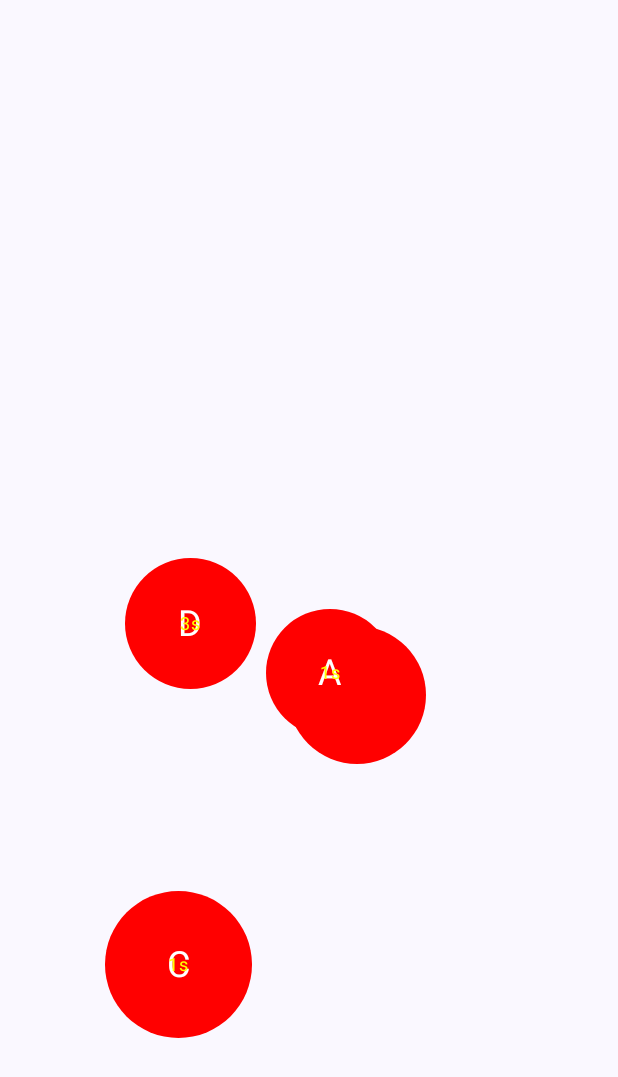
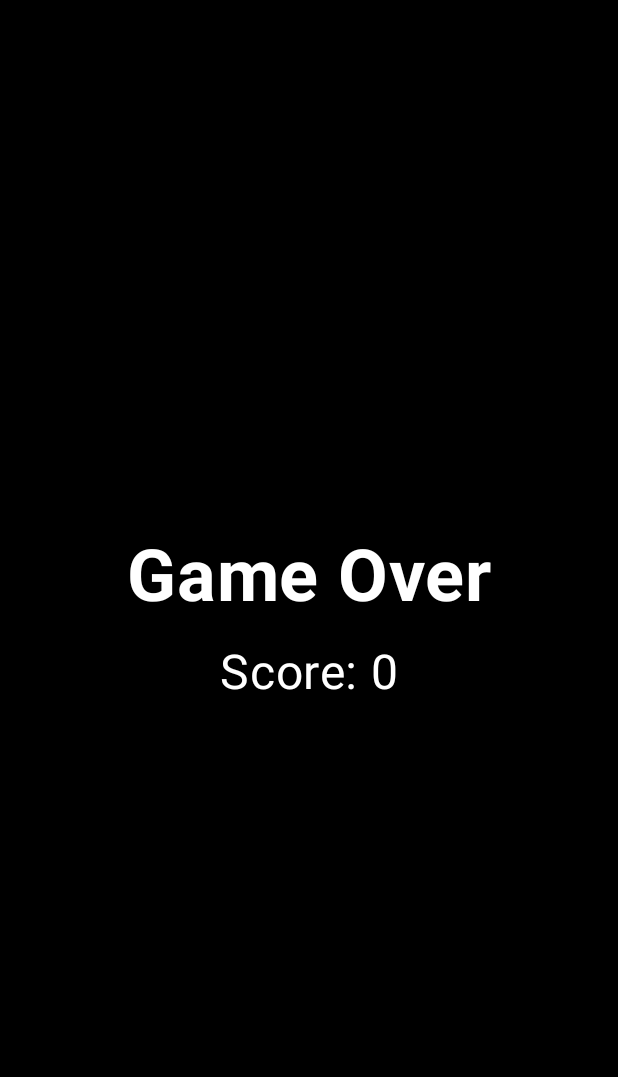
Before and after one commit to UserInterfacing/NEDC-Sign-Language-Software, an Android app built with Jetpack Compose: the composable GameScreen1 shown on its own in the app's theme, on a phone screen of 412 x 824 dp. Shown: the top 1077 px of the screen. Run offline under Robolectric (Android 15) with nearby library versions, the phone set to English and light mode, and no system bars.

Commit message:
Edited some of the Level1.kt

```diff
--- a/app/src/main/java/com/example/myapplication/GloveTranslator.kt
+++ b/app/src/main/java/com/example/myapplication/GloveTranslator.kt
@@ -6,7 +6,7 @@ object GloveTranslator {
     private var counter = 0 // Keeps track of the current state
 
     suspend fun translator(): String {
-        delay(500) // Wait for 500 milliseconds
+        delay(5000) // Wait for 500 milliseconds
         val result: String = when (counter % 5) {
             0 -> "A"
             1 -> "B"
--- a/app/src/main/java/com/example/myapplication/levels/GameScreen.kt
+++ b/app/src/main/java/com/example/myapplication/levels/GameScreen.kt
@@ -11,6 +11,7 @@ import androidx.compose.ui.Alignment
 import androidx.compose.ui.Modifier
 import androidx.compose.ui.draw.clip
 import androidx.compose.ui.graphics.Color
+import androidx.compose.ui.text.font.FontWeight
 import androidx.compose.ui.unit.*
 import androidx.navigation.NavController
 import kotlinx.coroutines.delay
@@ -20,11 +21,36 @@ import kotlin.random.Random
 fun GameScreen1(navController: NavController) {
     val bubbleLetters = listOf("A", "B", "C", "D", "E")
     var bubbles by remember { mutableStateOf(generateBubbles(bubbleLetters)) }
+    var gameRunning by remember { mutableStateOf(true) }
+    var score by remember { mutableStateOf(0) }
 
-    // Track difficulty
-    var difficulty by remember { mutableLongStateOf(5000L) } // Initial timer (5 seconds)
-    var gameRunning by remember { mutableStateOf(true) }
+    // Handle game over state
+    if (!gameRunning) {
+        Box(
+            modifier = Modifier
+                .fillMaxSize()
+                .background(Color.Black),
+            contentAlignment = Alignment.Center
+        ) {
+            Column(horizontalAlignment = Alignment.CenterHorizontally) {
+                Text(
+                    text = "Game Over",
+                    fontSize = 48.sp,
+                    fontWeight = FontWeight.Bold,
+                    color = Color.White
+                )
+                Spacer(modifier = Modifier.height(16.dp))
+                Text(
+                    text = "Score: $score",
+                    fontSize = 32.sp,
+                    color = Color.White
+                )
+            }
+        }
+        return
+    }
 
+    // Game logic
     LaunchedEffect(Unit) {
         while (gameRunning) {
             val result = com.example.myapplication.GloveTranslator.translator()
@@ -32,10 +58,13 @@ fun GameScreen1(navController: NavController) {
 
             // Pop the corresponding bubble
             bubbles = bubbles.map { bubble ->
-                if (bubble.letter == result) bubble.copy(isPopped = true) else bubble
+                if (bubble.letter == result) {
+                    score += 10
+                    bubble.copy(isPopped = true)
+                } else bubble
             }
 
-            // Remove popped bubbles and add new ones
+            // Remove popped bubbles
             bubbles = bubbles.filterNot { it.isPopped } +
                     generateBubbles(bubbleLetters - bubbles.map { it.letter })
 
@@ -52,15 +81,11 @@ fun GameScreen1(navController: NavController) {
         bubbles.forEach { bubble ->
             Bubble(
                 bubble = bubble,
-                onTimeout = { onGameOver(navController) },
+                onTimeout = { gameRunning = false },
                 onPop = { letter ->
+                    score += 10
                     bubbles = bubbles.filterNot { it.letter == letter }
-                    bubbles = bubbles + generateBubbles(
-                        bubbleLetters - bubbles.map { it.letter }.toSet()
-                    )
-                    if (bubbles.isEmpty()) difficulty -= 500 // Increase difficulty
-                },
-                difficulty = difficulty
+                }
             )
         }
     }
@@ -69,8 +94,7 @@ fun GameScreen1(navController: NavController) {
 // Data class for a bubble
 data class Bubble(
     val letter: String,
-    var size: Dp = 50.dp,
-    var timer: Long = 5000L,
+    var size: Dp = 100.dp,
     val isPopped: Boolean = false,
     val x: Dp = Random.nextInt(0, 300).dp, // Random X position
     val y: Dp = Random.nextInt(0, 600).dp // Random Y position
@@ -82,9 +106,6 @@ fun generateBubbles(letters: List<String>): List<Bubble> {
         Bubble(
             letter = it,
             size = Random.nextInt(50, 100).dp,
-            timer = Random.nextLong(3000, 7000), // 3–7 seconds
-            x = Random.nextInt(0, 300).dp, // Random X position
-            y = Random.nextInt(0, 600).dp // Random Y position
         )
     }
 }
@@ -93,36 +114,32 @@ fun generateBubbles(letters: List<String>): List<Bubble> {
 fun Bubble(
     bubble: Bubble,
     onTimeout: () -> Unit,
-    onPop: (String) -> Unit,
-    difficulty: Long
+    onPop: (String) -> Unit
 ) {
     var currentSize by remember { mutableStateOf(bubble.size) }
-    var timeLeft by remember { mutableStateOf(bubble.timer) }
 
     LaunchedEffect(Unit) {
         val tickRate = 50L
-        while (timeLeft > 0) {
+        while (currentSize > 0.dp) {
             delay(tickRate)
-            timeLeft -= tickRate
-            currentSize += (2.dp / difficulty.toFloat()) // Increase size relative to difficulty
+            currentSize -= 1.dp // Shrink the bubble
         }
-        if (timeLeft <= 0) onTimeout()
+        if (currentSize <= 0.dp) {
+            onTimeout() // Trigger game over
+        }
     }
 
+    if (currentSize > 0.dp) {
         Box(
             contentAlignment = Alignment.Center,
             modifier = Modifier
-            .absoluteOffset(x = bubble.x, y = bubble.y) // Position bubble
+                .absoluteOffset(x = bubble.x, y = bubble.y)
                 .size(currentSize)
                 .clip(CircleShape)
                 .background(Color.Red)
                 .padding(8.dp)
         ) {
             Text(text = bubble.letter, fontSize = 24.sp, color = Color.White)
-        Text(text = "${timeLeft / 1000}s", fontSize = 12.sp, color = Color.Yellow)
         }
     }
-
-fun onGameOver(navController: NavController) {
-    navController.navigate("game")
 }
```
Also changed, not shown: 4 other files. Lines whose indentation alone changed are shown as unchanged.
